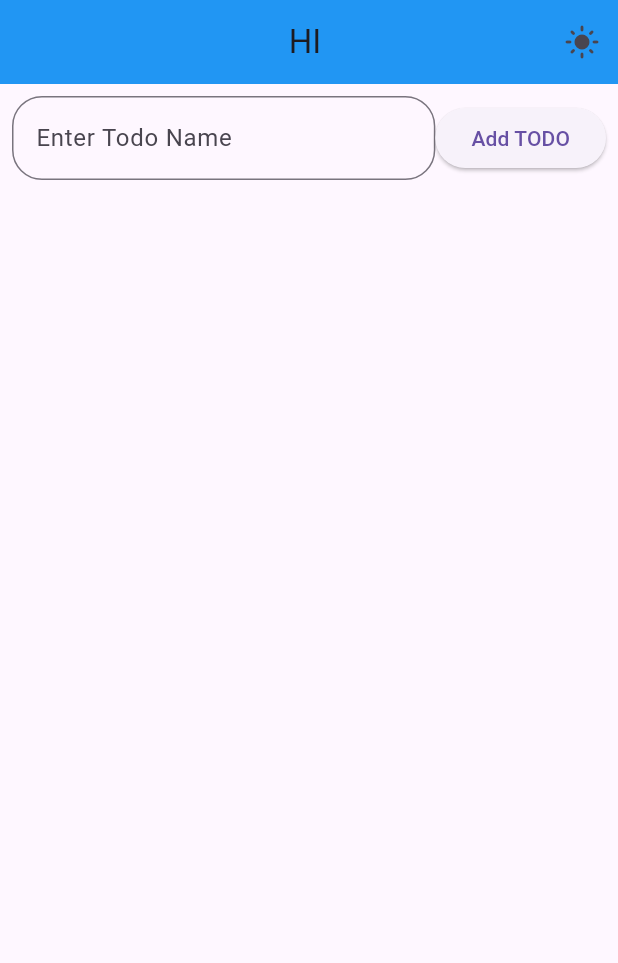
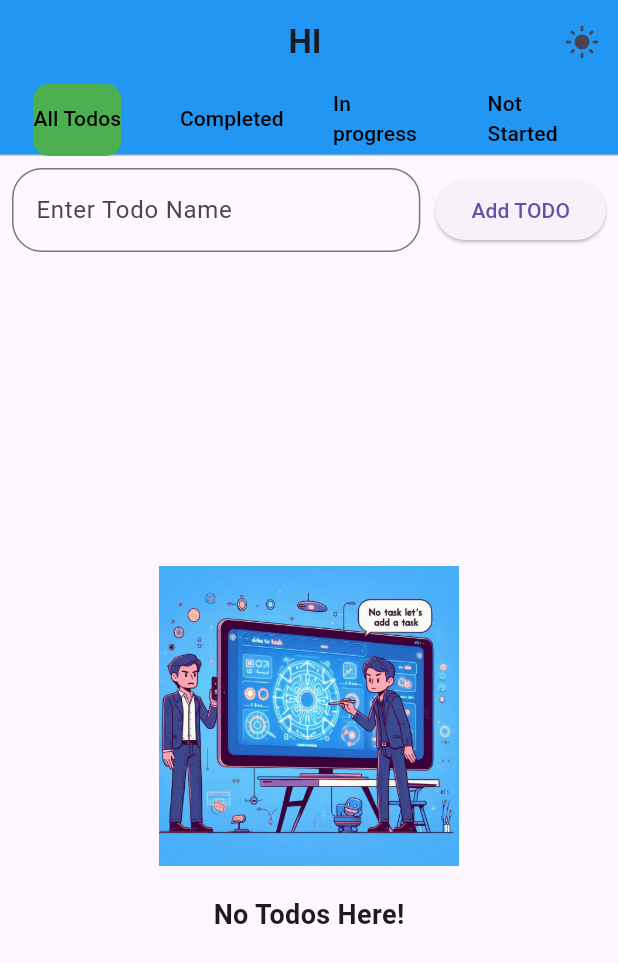
Before and after one commit to ReturajProshad/Brainwave_Matrix_Intern, a Flutter app: the screen it shows after launch, after a tap on "Submit", on a phone screen of 412 x 824 dp. Shown: the top 963 px of the screen. Run offline on Flutter 3.47's test engine with Material 3 defaults, Android fonts, the light colour scheme and no system bars; our stand-ins replace get, hive, hive_flutter; accounts and stored records are empty; network calls fail.

Commit message:
tabbar is added, todo model and controller upgraded, home ui is upgraded ,new features added

```diff
--- a/lib/controllers/todo_controller.dart
+++ b/lib/controllers/todo_controller.dart
@@ -22,7 +22,15 @@ class TodoController extends GetxController {
 
   void todoStatus(int index) {
     todos[index].isCompleted = !todos[index].isCompleted;
+    todos[index].isInProgress = false; //if completed then not in progress
     todos[index].save(); // Update Hive data
+    todos.refresh();
+  }
+
+  void markInProgress(int index) {
+    todos[index].isInProgress = !todos[index].isInProgress;
+    todos[index].isCompleted = false; // if in progress then not completed
+    todos[index].save();
     todos.refresh();
   }
 
--- a/lib/models/todoModel.dart
+++ b/lib/models/todoModel.dart
@@ -1,4 +1,5 @@
 import 'package:hive/hive.dart';
+
 part 'todoModel.g.dart';
 
 @HiveType(typeId: 0)
@@ -9,8 +10,12 @@ class TodoModel extends HiveObject {
   @HiveField(1)
   bool isCompleted;
 
+  @HiveField(2)
+  bool isInProgress;
+
   TodoModel({
     required this.title,
     this.isCompleted = false, //
+    this.isInProgress = false,
   });
 }
--- a/lib/view/homepage.dart
+++ b/lib/view/homepage.dart
@@ -1,20 +1,30 @@
+// ignore_for_file: no_leading_underscores_for_local_identifiers, non_constant_identifier_names
+
 import 'package:flutter/material.dart';
+import 'package:get/get.dart';
 import 'package:todo_list_app/controllers/constants.dart';
 import 'package:todo_list_app/controllers/theme_controller.dart';
-import 'package:get/get.dart';
 import 'package:todo_list_app/controllers/todo_controller.dart';
+import 'package:todo_list_app/models/todoModel.dart';
 
 class Homepage extends StatelessWidget {
   Homepage({super.key});
-  TextEditingController _TodoName = TextEditingController();
+  final TextEditingController _TodoName = TextEditingController();
+
   @override
   Widget build(BuildContext context) {
     ThemeController _themecontroller = Get.find();
     TodoController _todoController = Get.find();
-    return Scaffold(
+
+    return DefaultTabController(
+      length: 4,
+      child: Scaffold(
         appBar: AppBar(
           centerTitle: true,
-        title: Text("HI ${constants.instance.user_Name}"),
+          title: Text(
+            "HI ${constants.instance.user_Name}",
+            style: const TextStyle(fontSize: 22, fontWeight: FontWeight.bold),
+          ),
           backgroundColor: Colors.blue,
           actions: [
             Obx(() => IconButton(
@@ -24,13 +34,47 @@ class Homepage extends StatelessWidget {
                   icon: Icon(_themecontroller.IsDark.value
                       ? Icons.dark_mode
                       : Icons.light_mode),
-              ))
+                )),
           ],
+          bottom: TabBar(
+            labelColor: Colors.green, // Selected tab color
+            unselectedLabelColor: Colors.red, // Unselected tab color
+            indicator: BoxDecoration(
+              color: Colors.green, // Green color for selected tab indicator
+              borderRadius: BorderRadius.circular(10),
+            ),
+            tabs: const [
+              Tab(
+                child: Text(
+                  "All Todos",
+                  style: TextStyle(color: Colors.black),
+                ),
+              ),
+              Tab(
+                child: Text(
+                  "Completed",
+                  style: TextStyle(color: Colors.black),
+                ),
+              ),
+              Tab(
+                child: Text(
+                  "In progress",
+                  style: TextStyle(color: Colors.black),
+                ),
+              ),
+              Tab(
+                child: Text(
+                  "Not Started",
+                  style: TextStyle(color: Colors.black),
+                ),
+              ),
+            ],
+          ),
         ),
         body: Column(
           children: [
             Padding(
-            padding: EdgeInsets.all(8),
+              padding: const EdgeInsets.all(8),
               child: Row(
                 children: [
                   Expanded(
@@ -44,47 +88,121 @@ class Homepage extends StatelessWidget {
                       ),
                     ),
                   ),
-                Expanded(
-                  flex: 0,
-                  child: ElevatedButton(
+                  const SizedBox(width: 10),
+                  ElevatedButton(
                     onPressed: () {
-                      if (!_TodoName.text.isEmpty) {
+                      if (_TodoName.text.isNotEmpty) {
                         _todoController.addTodo(_TodoName.text);
                         _TodoName.clear();
                       }
                     },
-                    child: Text("Add TODO"),
+                    child: const Text("Add TODO"),
+                  ),
+                ],
+              ),
+            ),
+            Expanded(
+              child: Obx(
+                () => TabBarView(
+                  children: [
+                    _buildTodoList(_todoController.todos, _todoController,
+                        emptyImage: 'assets/addtask.jpg'),
+                    _buildTodoList(
+                        _todoController.todos
+                            .where((todo) => todo.isCompleted)
+                            .toList(),
+                        _todoController,
+                        emptyImage: 'assets/nothing.jpg'),
+                    _buildTodoList(
+                        _todoController.todos
+                            .where((todo) =>
+                                todo.isInProgress && !todo.isCompleted)
+                            .toList(),
+                        _todoController,
+                        emptyImage: 'assets/nothing.jpg'),
+                    _buildTodoList(
+                        _todoController.todos
+                            .where((todo) =>
+                                !todo.isCompleted && !todo.isInProgress)
+                            .toList(),
+                        _todoController,
+                        emptyImage: 'assets/nothing.jpg'),
+                  ],
+                ),
               ),
             ),
           ],
         ),
       ),
-          Expanded(
-            child: Obx(() => ListView.builder(
-                itemCount: _todoController.todos.length,
+    );
+  }
+
+  Widget _buildTodoList(List<TodoModel> todos, TodoController _todoControllerr,
+      {required String emptyImage}) {
+    if (todos.isEmpty) {
+      return Center(
+        child: Column(
+          mainAxisAlignment: MainAxisAlignment.center,
+          children: [
+            Image.asset(emptyImage, height: 200),
+            const SizedBox(height: 20),
+            const Text(
+              "No Todos Here!",
+              style: TextStyle(fontSize: 18, fontWeight: FontWeight.bold),
+            ),
+          ],
+        ),
+      );
+    } else {
+      return ListView.builder(
+        itemCount: todos.length,
         itemBuilder: (BuildContext context, index) {
-                  final _todo = _todoController.todos[index];
+          final _todo = todos[index];
+          Color tileColor;
+          bool _iscomplete = false;
+          if (_todo.isCompleted) {
+            _iscomplete = true;
+            tileColor = Colors.green; // Completed todos are green
+          } else if (_todo.isInProgress) {
+            tileColor = Colors.blue; // In-progress todos are blue
+          } else {
+            tileColor = Colors.red; // Not started todos are red
+          }
           return Card(
+            color: tileColor.withOpacity(0.3),
             child: ListTile(
               title: Text(_todo.title),
               leading: Checkbox(
                 value: _todo.isCompleted,
                 onChanged: (value) {
-                          _todoController.todoStatus(index);
+                  _todoControllerr.todoStatus(index);
                 },
               ),
               trailing: IconButton(
                 onPressed: () {
-                          _todoController.deleteTodo(index);
+                  _todoControllerr.deleteTodo(index);
                 },
-                        icon: Icon(Icons.delete),
+                icon: const Icon(Icons.delete),
+              ),
+              subtitle: Row(
+                children: [
+                  _iscomplete
+                      ? const Text("Task Is Completed")
+                      : const Text("In Progress"),
+                  _iscomplete
+                      ? Container()
+                      : Switch(
+                          value: _todo.isInProgress,
+                          onChanged: (value) {
+                            _todoControllerr.markInProgress(index);
+                          },
+                        ),
+                ],
               ),
             ),
           );
-                })),
-          ),
-        ],
-      ),
+        },
       );
     }
   }
+}
--- a/pubspec.yaml
+++ b/pubspec.yaml
@@ -65,9 +65,9 @@ flutter:
   uses-material-design: true
 
   # To add assets to your application, add an assets section, like this:
-  # assets:
-  #   - images/a_dot_burr.jpeg
-  #   - images/a_dot_ham.jpeg
+  assets:
+    - assets/addtask.jpg
+    - assets/nothing.jpg
 
   # An image asset can refer to one or more resolution-specific "variants", see
   # https://flutter.dev/to/resolution-aware-images
```
Also changed, not shown: assets/addtask.jpg (added), assets/nothing.jpg (added), lib/models/todoModel.g.dart. Lines whose indentation alone changed are shown as unchanged.
